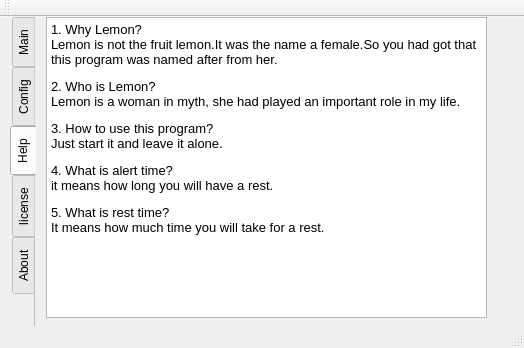
Qt form mainwindow.ui (admirestator/Lemon-s-Health) before a commit.
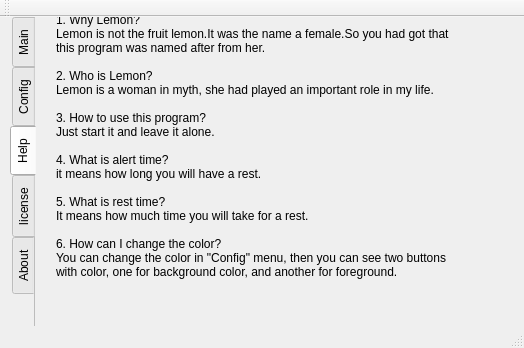
The same form after that commit. The open tabs and pages were chosen to show the change. Icons and pictures are not drawn.

Commit message: add help info of color

Diff of the .ui file:
```diff
--- a/mainwindow.ui
+++ b/mainwindow.ui
@@ -284,13 +284,6 @@
            </property>
           </widget>
          </item>
-         <item>
-          <widget class="QLabel" name="label_23">
-           <property name="text">
-            <string>minute(s)</string>
-           </property>
-          </widget>
-         </item>
         </layout>
        </item>
       </layout>
@@ -529,25 +522,36 @@
      <attribute name="title">
       <string>Help</string>
      </attribute>
-     <widget class="QTextEdit" name="textEdit">
+     <widget class="QLabel" name="label_23">
       <property name="geometry">
        <rect>
-        <x>10</x>
+        <x>20</x>
         <y>0</y>
         <width>441</width>
-        <height>301</height>
+        <height>271</height>
        </rect>
       </property>
-      <property name="html">
-       <string>&lt;!DOCTYPE HTML PUBLIC &quot;-//W3C//DTD HTML 4.0//EN&quot; &quot;http://www.w3.org/TR/REC-html40/strict.dtd&quot;&gt;
-&lt;html&gt;&lt;head&gt;&lt;meta name=&quot;qrichtext&quot; content=&quot;1&quot; /&gt;&lt;style type=&quot;text/css&quot;&gt;
-p, li { white-space: pre-wrap; }
-&lt;/style&gt;&lt;/head&gt;&lt;body style=&quot; font-family:'LiHei Pro'; font-size:10pt; font-weight:400; font-style:normal;&quot;&gt;
-&lt;p style=&quot; margin-top:12px; margin-bottom:12px; margin-left:0px; margin-right:0px; -qt-block-indent:0; text-indent:0px;&quot;&gt;1. Why Lemon?&lt;br /&gt;Lemon is not the fruit lemon.It was the name a female.So you had got that this program was named after from her. &lt;/p&gt;
-&lt;p style=&quot; margin-top:12px; margin-bottom:12px; margin-left:0px; margin-right:0px; -qt-block-indent:0; text-indent:0px;&quot;&gt;2. Who is Lemon?&lt;br /&gt;Lemon is a woman in myth, she had played an important role in my life. &lt;/p&gt;
-&lt;p style=&quot; margin-top:12px; margin-bottom:12px; margin-left:0px; margin-right:0px; -qt-block-indent:0; text-indent:0px;&quot;&gt;3. How to use this program?&lt;br /&gt;Just start it and leave it alone. &lt;/p&gt;
-&lt;p style=&quot; margin-top:12px; margin-bottom:12px; margin-left:0px; margin-right:0px; -qt-block-indent:0; text-indent:0px;&quot;&gt;4. What is alert time?&lt;br /&gt;it means how long you will have a rest. &lt;/p&gt;
-&lt;p style=&quot; margin-top:12px; margin-bottom:12px; margin-left:0px; margin-right:0px; -qt-block-indent:0; text-indent:0px;&quot;&gt;5. What is rest time?&lt;br /&gt;It means how much time you will take for a rest. &lt;br /&gt;&lt;/p&gt;&lt;/body&gt;&lt;/html&gt;</string>
+      <property name="text">
+       <string>1. Why Lemon?
+Lemon is not the fruit lemon.It was the name a female.So you had got that
+this program was named after from her. 
+
+2. Who is Lemon?
+Lemon is a woman in myth, she had played an important role in my life. 
+
+3. How to use this program?
+Just start it and leave it alone. 
+
+4. What is alert time?
+it means how long you will have a rest. 
+
+5. What is rest time?
+It means how much time you will take for a rest. 
+
+6. How can I change the color?
+You can change the color in &quot;Config&quot; menu, then you can see two buttons
+with color, one for background color, and another for foreground.
+</string>
       </property>
      </widget>
     </widget>
```
Left out of the diff: 27 changed lines with no effect on the pictures.
